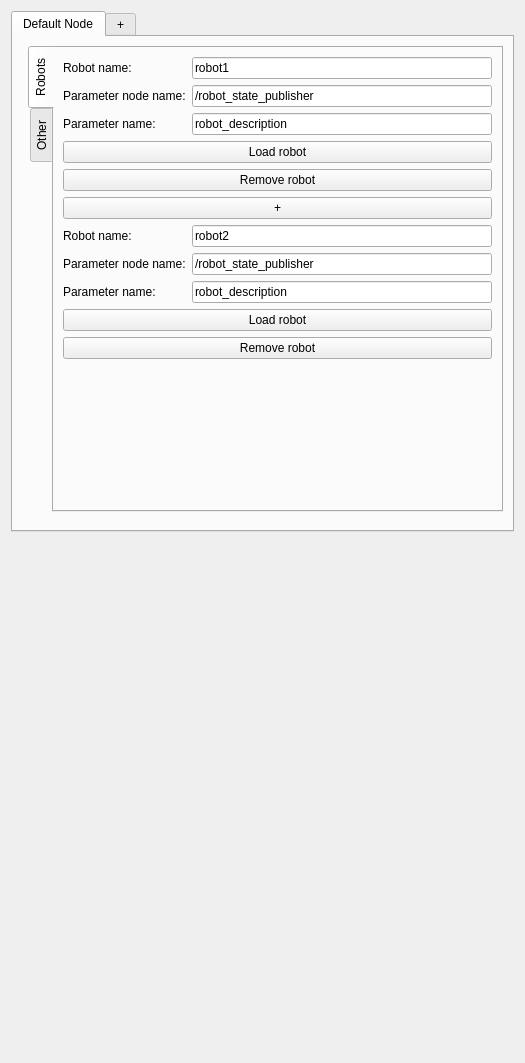
This is Resources/UI/qSlicerROS2ModuleWidget.ui in rosmed/slicer_ros2_module as Qt 5 draws it before an edit. The edited form follows.
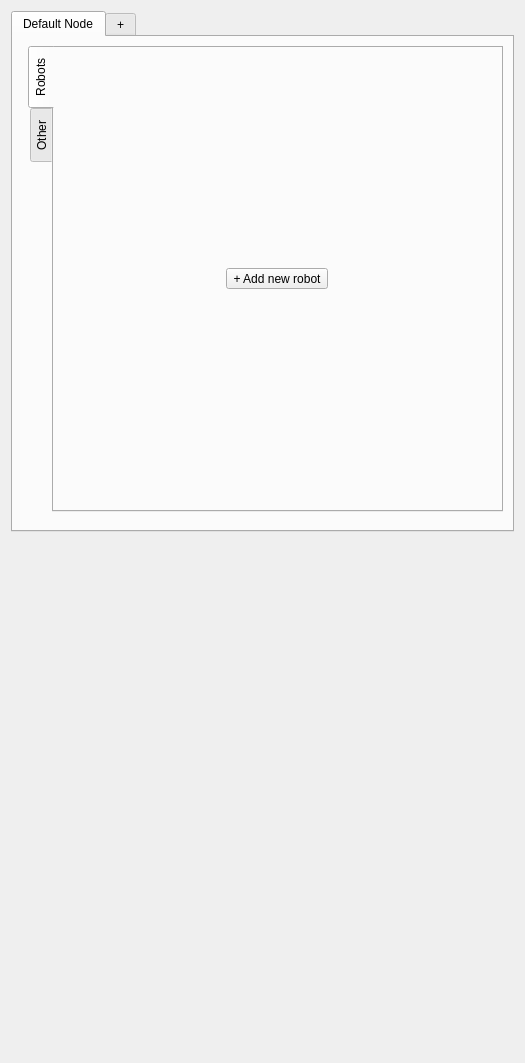
This is the edited form. Custom widgets are drawn as their Qt base class.

Commit message: Updated the widget. - Robot widget is now loaded from .ui file - Multiple robots supported

What changed in the file:
```diff
--- a/Resources/UI/qSlicerROS2ModuleWidget.ui
+++ b/Resources/UI/qSlicerROS2ModuleWidget.ui
@@ -43,123 +43,11 @@
           <attribute name="title">
            <string>Robots</string>
           </attribute>
-          <layout class="QFormLayout" name="formLayout_2">
+          <layout class="QGridLayout" name="robotTabLayout">
            <item row="0" column="0">
-            <widget class="QLabel" name="label_3">
+            <widget class="QToolButton" name="addNewRobotButton">
              <property name="text">
-              <string>Robot name:</string>
-             </property>
-            </widget>
-           </item>
-           <item row="0" column="1">
-            <widget class="QLineEdit" name="robotNameLineEdit">
-             <property name="text">
-              <string>robot1</string>
-             </property>
-            </widget>
-           </item>
-           <item row="1" column="0">
-            <widget class="QLabel" name="label">
-             <property name="text">
-              <string>Parameter node name:</string>
-             </property>
-            </widget>
-           </item>
-           <item row="1" column="1">
-            <widget class="QLineEdit" name="parameterNodeNameLineEdit">
-             <property name="text">
-              <string>/robot_state_publisher</string>
-             </property>
-            </widget>
-           </item>
-           <item row="2" column="0">
-            <widget class="QLabel" name="label_2">
-             <property name="text">
-              <string>Parameter name:</string>
-             </property>
-            </widget>
-           </item>
-           <item row="2" column="1">
-            <widget class="QLineEdit" name="parameterLineEdit">
-             <property name="text">
-              <string>robot_description</string>
-             </property>
-            </widget>
-           </item>
-           <item row="3" column="0" colspan="2">
-            <widget class="QPushButton" name="loadRobotButton">
-             <property name="text">
-              <string>Load robot</string>
-             </property>
-            </widget>
-           </item>
-           <item row="4" column="0" colspan="2">
-            <widget class="QPushButton" name="removeRobotButton">
-             <property name="text">
-              <string>Remove robot</string>
-             </property>
-            </widget>
-           </item>
-           <item row="5" column="0" colspan="2">
-            <widget class="QPushButton" name="addRobotButton">
-             <property name="text">
-              <string>+</string>
-             </property>
-            </widget>
-           </item>
-           <item row="6" column="0">
-            <widget class="QLabel" name="robot2NameLabel">
-             <property name="text">
-              <string>Robot name:</string>
-             </property>
-            </widget>
-           </item>
-           <item row="6" column="1">
-            <widget class="QLineEdit" name="robot2NameLineEdit">
-             <property name="text">
-              <string>robot2</string>
-             </property>
-            </widget>
-           </item>
-           <item row="7" column="0">
-            <widget class="QLabel" name="parameterNode2Label">
-             <property name="text">
-              <string>Parameter node name:</string>
-             </property>
-            </widget>
-           </item>
-           <item row="7" column="1">
-            <widget class="QLineEdit" name="parameterNode2NameLineEdit">
-             <property name="text">
-              <string>/robot_state_publisher</string>
-             </property>
-            </widget>
-           </item>
-           <item row="8" column="0">
-            <widget class="QLabel" name="parameter2Label">
-             <property name="text">
-              <string>Parameter name:</string>
-             </property>
-            </widget>
-           </item>
-           <item row="8" column="1">
-            <widget class="QLineEdit" name="parameter2LineEdit">
-             <property name="text">
-              <string>robot_description</string>
-             </property>
-            </widget>
-           </item>
-           <item row="9" column="0" colspan="2">
-            <widget class="QPushButton" name="loadRobot2Button">
-             <property name="text">
-              <string>Load robot</string>
-             </property>
-            </widget>
-           </item>
-           <item row="10" column="0" colspan="2">
-            <widget class="QPushButton" name="removeRobot2Button">
-             <property name="text">
-              <string>Remove robot</string>
+              <string>+ Add new robot</string>
              </property>
             </widget>
            </item>
```
The commit also changes 7 other files.
